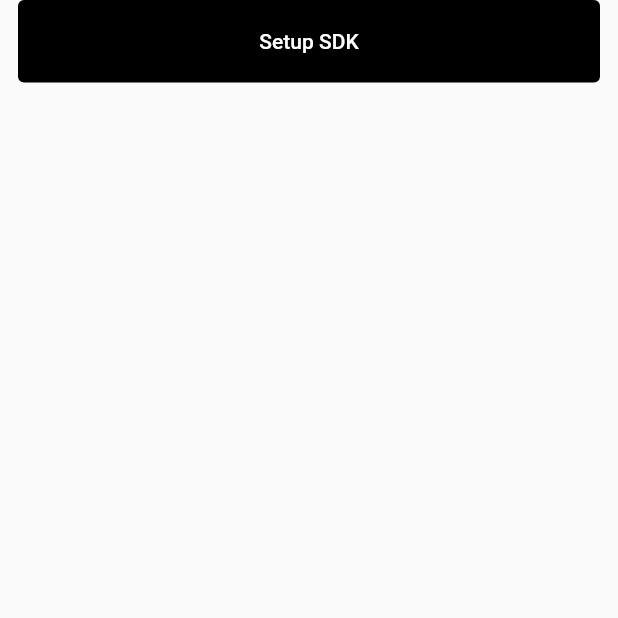
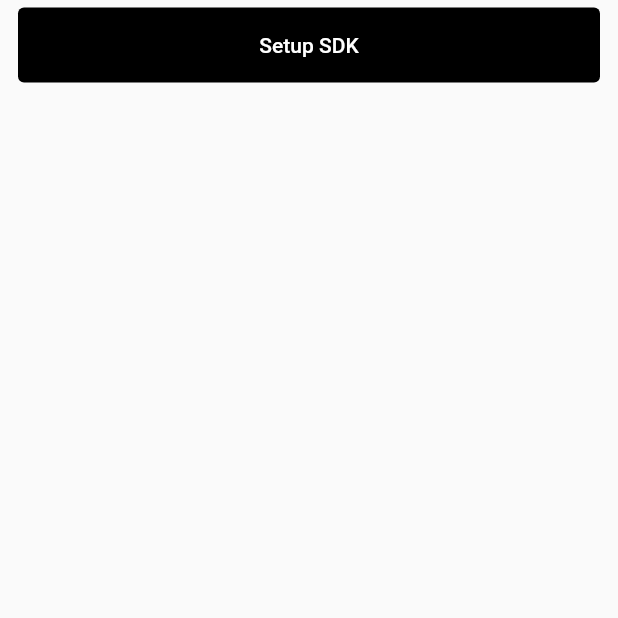
Before and after one commit to ahi-dev/ahi-app-examples, a Flutter app: the screen it shows after launch, on a phone screen of 412 x 824 dp, the top half of it. Run offline on Flutter 3.47's test engine with Material 2 defaults, Android fonts, the phone set to English and light mode, and no system bars.

Commit message:
Add spacing between buttons

```diff
--- a/Flutter/ahi_flutter_multiscan_boilerplate/lib/screens/home.dart
+++ b/Flutter/ahi_flutter_multiscan_boilerplate/lib/screens/home.dart
@@ -434,8 +434,9 @@ class _HomeState extends State<Home> {
 }
 
 Widget defaultButton(String title, Function action) {
-  return SizedBox(
+  return Container(
     width: double.infinity,
+    padding: const EdgeInsets.only(top: 5),
     height: 55.0,
     child: TextButton(
       child: Text(
```
